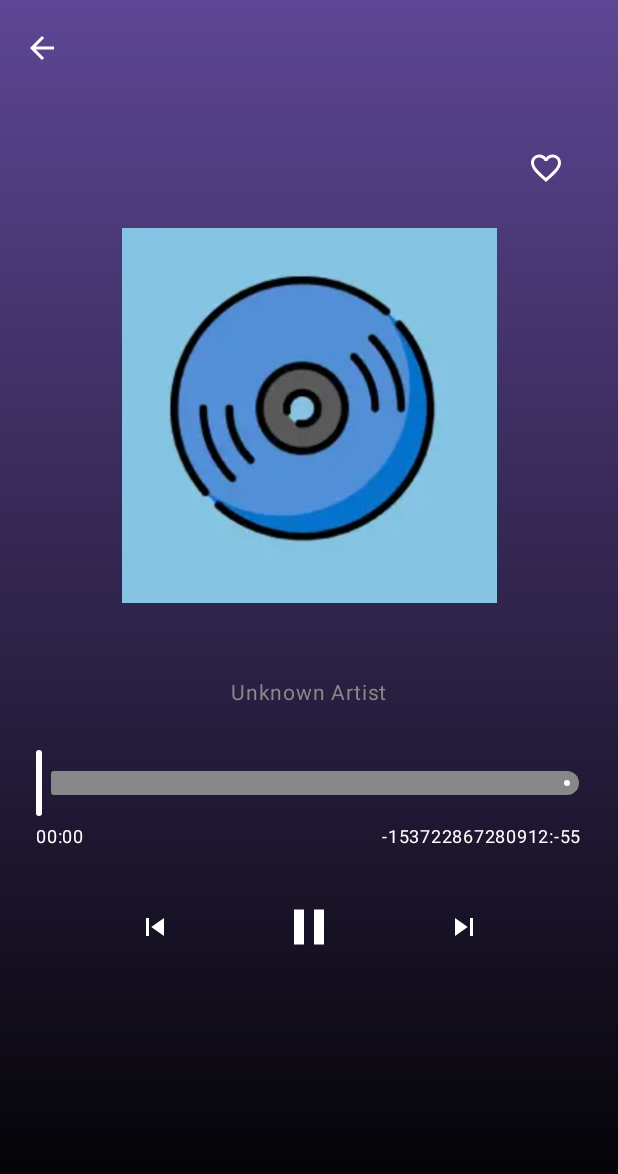
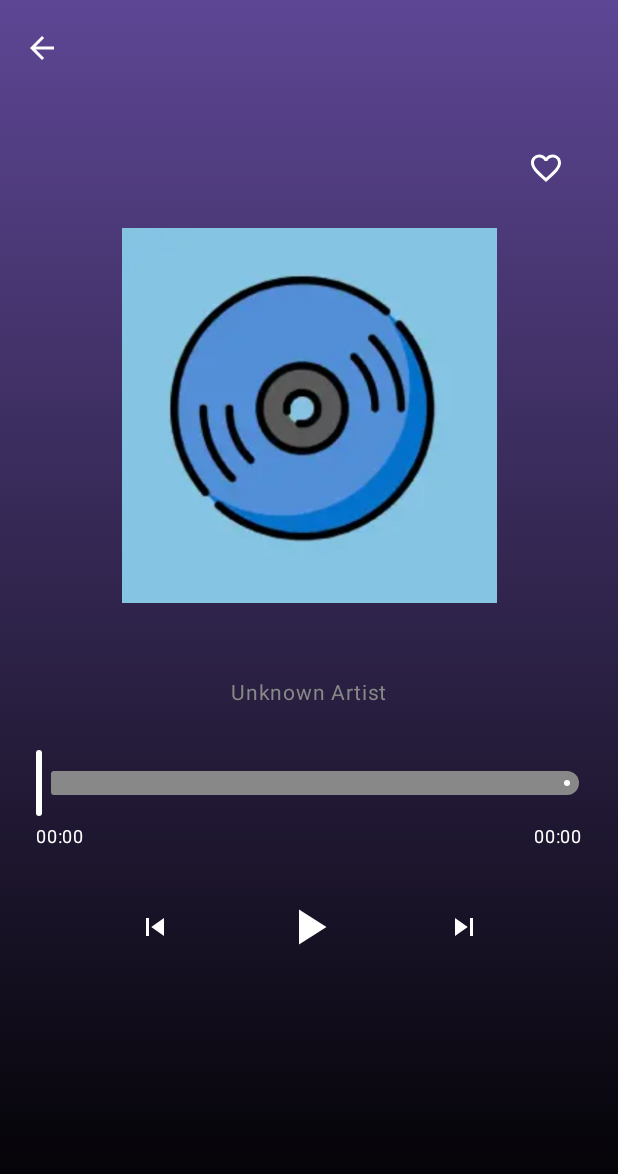
Before and after one commit to MeteorBlitz/KBeat, an Android app built with Jetpack Compose: the composable PlayerScreen called with empty values, on a phone screen of 412 x 824 dp. Shown: the top 1174 px of the screen. Run offline under Robolectric (Android 15) with nearby library versions, the phone set to English and light mode, and no system bars.

Commit message:
feat(player): integrate stable ExoPlayer playback with UiState across ViewModel and UI layers
- Created PlayerViewModel using ExoPlayer for local asset playback
- Defined PlayerState data model to track current position, duration, and playback status
- Built PlayerScreen with gradient UI and conditional rendering using UiState
- Implemented PlayerUI with responsive controls and safe Slider handling to prevent crash
- Utilized UiState (Loading, Success, Error) pattern for clean state management

```diff
--- /dev/null
+++ b/app/src/main/java/com/example/kbeat/model/PlayerState.kt
@@ -0,0 +1,7 @@
+package com.example.kbeat.model
+
+data class PlayerState(
+    val isPlaying: Boolean = true,
+    val currentPosition: Long = 0L,
+    val duration: Long = 1L
+)
--- a/app/src/main/java/com/example/kbeat/screens/player/PlayerScreen.kt
+++ b/app/src/main/java/com/example/kbeat/screens/player/PlayerScreen.kt
@@ -1,77 +1,55 @@
 package com.example.kbeat.screens.player
 
-import android.content.Context
-import android.net.Uri
-import androidx.compose.foundation.Image
 import androidx.compose.foundation.background
-import androidx.compose.foundation.layout.*
-import androidx.compose.foundation.rememberScrollState
-import androidx.compose.foundation.verticalScroll
-import androidx.compose.material.icons.Icons
-import androidx.compose.material.icons.filled.*
-import androidx.compose.material3.*
-import androidx.compose.runtime.*
-import androidx.compose.ui.*
+import androidx.compose.foundation.layout.Box
+import androidx.compose.foundation.layout.fillMaxSize
+import androidx.compose.foundation.layout.padding
+import androidx.compose.material3.CircularProgressIndicator
+import androidx.compose.material3.MaterialTheme
+import androidx.compose.material3.Scaffold
+import androidx.compose.material3.Text
+import androidx.compose.runtime.Composable
+import androidx.compose.runtime.DisposableEffect
+import androidx.compose.runtime.collectAsState
+import androidx.compose.runtime.getValue
+import androidx.compose.runtime.remember
+import androidx.compose.ui.Modifier
 import androidx.compose.ui.graphics.Brush
 import androidx.compose.ui.graphics.Color
 import androidx.compose.ui.platform.LocalContext
-import androidx.compose.ui.res.painterResource
-import androidx.compose.ui.unit.*
 import androidx.navigation.NavController
 import com.example.kbeat.R
 import com.example.kbeat.screens.components.KBeatTopBar
-import androidx.media3.common.MediaItem
-import androidx.media3.exoplayer.ExoPlayer
-import kotlinx.coroutines.delay
-import kotlinx.coroutines.isActive
+import com.example.kbeat.utils.UiState
+import com.example.kbeat.viewmodel.PlayerViewModel
 
 @Composable
 fun PlayerScreen(fileName: String, title: String, navController: NavController) {
     val context = LocalContext.current
-
-    val player = remember {
-        ExoPlayer.Builder(context).build().apply {
-            val mediaItem = MediaItem.fromUri(getAssetUri(context, fileName))
-            setMediaItem(mediaItem)
-            prepare()
-            playWhenReady = true
-        }
-    }
-
-    var isPlaying by remember { mutableStateOf(true) }
-    var currentPosition by remember { mutableStateOf(0L) }
-    var duration by remember { mutableStateOf(0L) }
+    val viewModel = remember { PlayerViewModel(context, fileName) }
+    val playerState by viewModel.playerState.collectAsState()
 
     val dominantColor = when {
-        title.contains("LoFi", ignoreCase = true) -> Color(0xFF5F5CFF)
-        title.contains("Night", ignoreCase = true) -> Color(0xFF9C27B0)
-        title.contains("Retro", ignoreCase = true) -> Color(0xFFFF5722)
-        title.contains("Heart", ignoreCase = true) -> Color(0xFFE91E63)
-        title.contains("Morning", ignoreCase = true) -> Color(0xFFFFC107)
+        title.contains("LoFi", true) -> Color(0xFF5F5CFF)
+        title.contains("Night", true) -> Color(0xFF9C27B0)
+        title.contains("Retro", true) -> Color(0xFFFF5722)
+        title.contains("Heart", true) -> Color(0xFFE91E63)
+        title.contains("Morning", true) -> Color(0xFFFFC107)
         else -> MaterialTheme.colorScheme.primary
     }
 
     val albumArt = when {
-        title.contains("LoFi", ignoreCase = true) -> R.drawable.lofi
-        title.contains("Night", ignoreCase = true) -> R.drawable.night_flow
-        title.contains("Retro", ignoreCase = true) -> R.drawable.retro_song
-        title.contains("Heart", ignoreCase = true) -> R.drawable.heart
-        title.contains("Morning", ignoreCase = true) -> R.drawable.morning
-        else -> R.drawable.retro // default
-    }
-
-    // Update progress every second
-    LaunchedEffect(player) {
-        while (isActive) {
-            currentPosition = player.currentPosition
-            duration = player.duration
-            delay(1000L)
-        }
+        title.contains("LoFi", true) -> R.drawable.lofi
+        title.contains("Night", true) -> R.drawable.night_flow
+        title.contains("Retro", true) -> R.drawable.retro_song
+        title.contains("Heart", true) -> R.drawable.heart
+        title.contains("Morning", true) -> R.drawable.morning
+        else -> R.drawable.retro
     }
 
     DisposableEffect(Unit) {
         onDispose {
-            player.release()
+            viewModel.releasePlayer()
         }
     }
 
@@ -85,136 +63,34 @@ fun PlayerScreen(fileName: String, title: String, navController: NavController)
             )
         },
         containerColor = Color.Transparent
-    ) { paddingValues ->
+    ) { padding ->
         Box(
             modifier = Modifier
                 .fillMaxSize()
                 .background(
                     Brush.verticalGradient(
-                        colors = listOf(
-                            dominantColor.copy(alpha = 0.85f),
-                            Color.Black
-                        )
+                        colors = listOf(dominantColor.copy(alpha = 0.85f), Color.Black)
                     )
                 )
-                .padding(paddingValues)
+                .padding(padding)
         ) {
-            Column(
-                modifier = Modifier
-                    .fillMaxSize()
-                    .padding(24.dp)
-                    .verticalScroll(rememberScrollState()),
-                horizontalAlignment = Alignment.CenterHorizontally
-            ) {
-                // Favorite Icon
-                Row(
-                    modifier = Modifier.fillMaxWidth(),
-                    horizontalArrangement = Arrangement.End
-                ) {
-                    IconButton(onClick = {
-                        // TODO: Save to Room DB
-                    }) {
-                        Icon(
-                            imageVector = Icons.Default.FavoriteBorder,
-                            contentDescription = "Favorite",
-                            tint = Color.White
-                        )
-                    }
+            when (val state = playerState) {
+                is UiState.Loading -> {
+                    CircularProgressIndicator()
                 }
-
-                Spacer(modifier = Modifier.height(16.dp))
-
-                // Album Art
-                Image(
-                    painter = painterResource(id = albumArt),
-                    contentDescription = "Album Art",
-                    modifier = Modifier
-                        .size(250.dp)
-                        .background(Color.DarkGray)
-                )
-
-                Spacer(modifier = Modifier.height(24.dp))
-
-                // Title & Artist
-                Text(title, color = Color.White, fontSize = 20.sp)
-                Text("Unknown Artist", color = Color.Gray, fontSize = 14.sp)
-
-                Spacer(modifier = Modifier.height(24.dp))
-
-                // Seekbar
-                Slider(
-                    value = currentPosition.coerceAtLeast(0).toFloat(),
-                    onValueChange = { player.seekTo(it.toLong()) },
-                    valueRange = 0f..(duration.takeIf { it > 0 } ?: 1).toFloat(),
-                    colors = SliderDefaults.colors(
-                        thumbColor = Color.White,
-                        activeTrackColor = Color.White,
-                        inactiveTrackColor = Color.Gray
+                is UiState.Error -> {
+                    Text("Playback Error: ${state.message}")
+                }
+                is UiState.Success -> {
+                    PlayerUI(
+                        state = state.data,
+                        title = title,
+                        albumArt = albumArt,
+                        onPlayPause = { viewModel.togglePlayPause() },
+                        onSeek = { viewModel.seekTo(it) }
                     )
-                )
-
-                // Timer
-                Row(
-                    modifier = Modifier.fillMaxWidth(),
-                    horizontalArrangement = Arrangement.SpaceBetween
-                ) {
-                    Text(formatTime(currentPosition), color = Color.White, fontSize = 12.sp)
-                    Text(formatTime(duration), color = Color.White, fontSize = 12.sp)
-                }
-
-                Spacer(modifier = Modifier.height(24.dp))
-
-                // Controls
-                Row(
-                    modifier = Modifier.fillMaxWidth(),
-                    horizontalArrangement = Arrangement.SpaceEvenly,
-                    verticalAlignment = Alignment.CenterVertically
-                ) {
-                    IconButton(onClick = { /* TODO: prev song */ }) {
-                        Icon(
-                            Icons.Default.SkipPrevious,
-                            contentDescription = "Previous",
-                            tint = Color.White
-                        )
-                    }
-
-                    IconButton(onClick = {
-                        if (player.isPlaying) {
-                            player.pause()
-                            isPlaying = false
-                        } else {
-                            player.play()
-                            isPlaying = true
-                        }
-                    }) {
-                        Icon(
-                            if (isPlaying) Icons.Default.Pause else Icons.Default.PlayArrow,
-                            contentDescription = "Play/Pause",
-                            tint = Color.White,
-                            modifier = Modifier.size(48.dp)
-                        )
-                    }
-
-                    IconButton(onClick = { /* TODO: next song */ }) {
-                        Icon(
-                            Icons.Default.SkipNext,
-                            contentDescription = "Next",
-                            tint = Color.White
-                        )
-                    }
                 }
             }
         }
     }
 }
-
-fun getAssetUri(context: Context, fileName: String): Uri {
-    return Uri.parse("asset:///$fileName")
-}
-
-fun formatTime(ms: Long): String {
-    val totalSecs = ms / 1000
-    val mins = totalSecs / 60
-    val secs = totalSecs % 60
-    return String.format("%02d:%02d", mins, secs)
-}
--- /dev/null
+++ b/app/src/main/java/com/example/kbeat/screens/player/PlayerUI.kt
@@ -0,0 +1,123 @@
+package com.example.kbeat.screens.player
+
+import androidx.compose.foundation.Image
+import androidx.compose.foundation.layout.Arrangement
+import androidx.compose.foundation.layout.Column
+import androidx.compose.foundation.layout.Row
+import androidx.compose.foundation.layout.Spacer
+import androidx.compose.foundation.layout.fillMaxSize
+import androidx.compose.foundation.layout.fillMaxWidth
+import androidx.compose.foundation.layout.height
+import androidx.compose.foundation.layout.padding
+import androidx.compose.foundation.layout.size
+import androidx.compose.foundation.rememberScrollState
+import androidx.compose.foundation.verticalScroll
+import androidx.compose.material.icons.Icons
+import androidx.compose.material.icons.filled.FavoriteBorder
+import androidx.compose.material.icons.filled.Pause
+import androidx.compose.material.icons.filled.PlayArrow
+import androidx.compose.material.icons.filled.SkipNext
+import androidx.compose.material.icons.filled.SkipPrevious
+import androidx.compose.material3.Icon
+import androidx.compose.material3.IconButton
+import androidx.compose.material3.Slider
+import androidx.compose.material3.SliderDefaults
+import androidx.compose.material3.Text
+import androidx.compose.runtime.Composable
+import androidx.compose.ui.Alignment
+import androidx.compose.ui.Modifier
+import androidx.compose.ui.graphics.Color
+import androidx.compose.ui.res.painterResource
+import androidx.compose.ui.unit.dp
+import androidx.compose.ui.unit.sp
+import com.example.kbeat.model.PlayerState
+
+@Composable
+fun PlayerUI(
+    state: PlayerState,
+    title: String,
+    albumArt: Int,
+    onPlayPause: () -> Unit,
+    onSeek: (Long) -> Unit
+) {
+    Column(
+        modifier = Modifier
+            .fillMaxSize()
+            .padding(24.dp)
+            .verticalScroll(rememberScrollState()),
+        horizontalAlignment = Alignment.CenterHorizontally
+    ) {
+        Row(Modifier.fillMaxWidth(), Arrangement.End) {
+            IconButton(onClick = { /* TODO: Add favorite */ }) {
+                Icon(Icons.Default.FavoriteBorder, contentDescription = "Favorite", tint = Color.White)
+            }
+        }
+
+        Spacer(Modifier.height(16.dp))
+
+        Image(
+            painter = painterResource(albumArt),
+            contentDescription = null,
+            modifier = Modifier.size(250.dp)
+        )
+
+        Spacer(Modifier.height(24.dp))
+
+        Text(title, color = Color.White, fontSize = 20.sp)
+        Text("Unknown Artist", color = Color.Gray, fontSize = 14.sp)
+
+        Spacer(Modifier.height(24.dp))
+
+        // SAFELY HANDLE duration
+        val safeDuration = if (state.duration > 0) state.duration else 1L
+        val safePosition = state.currentPosition.coerceIn(0L, safeDuration)
+
+        Slider(
+            value = safePosition.toFloat(),
+            onValueChange = { onSeek(it.toLong()) },
+            valueRange = 0f..safeDuration.toFloat(),
+            colors = SliderDefaults.colors(
+                thumbColor = Color.White,
+                activeTrackColor = Color.White,
+                inactiveTrackColor = Color.Gray
+            )
+        )
+
+        Row(Modifier.fillMaxWidth(), Arrangement.SpaceBetween) {
+            Text(formatTime(safePosition), color = Color.White, fontSize = 12.sp)
+            Text(formatTime(safeDuration), color = Color.White, fontSize = 12.sp)
+        }
+
+        Spacer(Modifier.height(24.dp))
+
+        Row(
+            Modifier.fillMaxWidth(),
+            horizontalArrangement = Arrangement.SpaceEvenly,
+            verticalAlignment = Alignment.CenterVertically
+        ) {
+            IconButton(onClick = { /* TODO: Previous */ }) {
+                Icon(Icons.Default.SkipPrevious, contentDescription = null, tint = Color.White)
+            }
+
+            IconButton(onClick = onPlayPause) {
+                Icon(
+                    if (state.isPlaying) Icons.Default.Pause else Icons.Default.PlayArrow,
+                    contentDescription = "Play/Pause",
+                    tint = Color.White,
+                    modifier = Modifier.size(48.dp)
+                )
+            }
+
+            IconButton(onClick = { /* TODO: Next */ }) {
+                Icon(Icons.Default.SkipNext, contentDescription = null, tint = Color.White)
+            }
+        }
+    }
+}
+
+fun formatTime(ms: Long): String {
+    val totalSecs = ms / 1000
+    val mins = totalSecs / 60
+    val secs = totalSecs % 60
+    return String.format("%02d:%02d", mins, secs)
+}
--- /dev/null
+++ b/app/src/main/java/com/example/kbeat/viewmodel/PlayerViewModel.kt
@@ -0,0 +1,61 @@
+package com.example.kbeat.viewmodel
+
+import android.content.Context
+import android.net.Uri
+import androidx.lifecycle.ViewModel
+import androidx.lifecycle.viewModelScope
+import androidx.media3.common.MediaItem
+import androidx.media3.exoplayer.ExoPlayer
+import com.example.kbeat.model.PlayerState
+import com.example.kbeat.utils.UiState
+import kotlinx.coroutines.delay
+import kotlinx.coroutines.flow.*
+import kotlinx.coroutines.launch
+
+class PlayerViewModel(context: Context, fileName: String) : ViewModel() {
+
+    private val player: ExoPlayer = ExoPlayer.Builder(context).build().apply {
+        val mediaItem = MediaItem.fromUri(Uri.parse("asset:///$fileName"))
+        setMediaItem(mediaItem)
+        prepare()
+        playWhenReady = true
+    }
+
+    private val _playerState = MutableStateFlow<UiState<PlayerState>>(UiState.Loading)
+    val playerState: StateFlow<UiState<PlayerState>> = _playerState.asStateFlow()
+
+    private var currentState = PlayerState()
+
+    init {
+        _playerState.value = UiState.Success(currentState.copy(duration = player.duration))
+
+        viewModelScope.launch {
+            while (true) {
+                delay(1000L)
+                val updatedState = currentState.copy(
+                    isPlaying = player.isPlaying,
+                    currentPosition = player.currentPosition,
+                    duration = if (player.duration > 0) player.duration else 1L
+                )
+                currentState = updatedState
+                _playerState.value = UiState.Success(updatedState)
+            }
+        }
+    }
+
+    fun togglePlayPause() {
+        if (player.isPlaying) {
+            player.pause()
+        } else {
+            player.play()
+        }
+    }
+
+    fun seekTo(position: Long) {
+        player.seekTo(position)
+    }
+
+    fun releasePlayer() {
+        player.release()
+    }
+}
```
